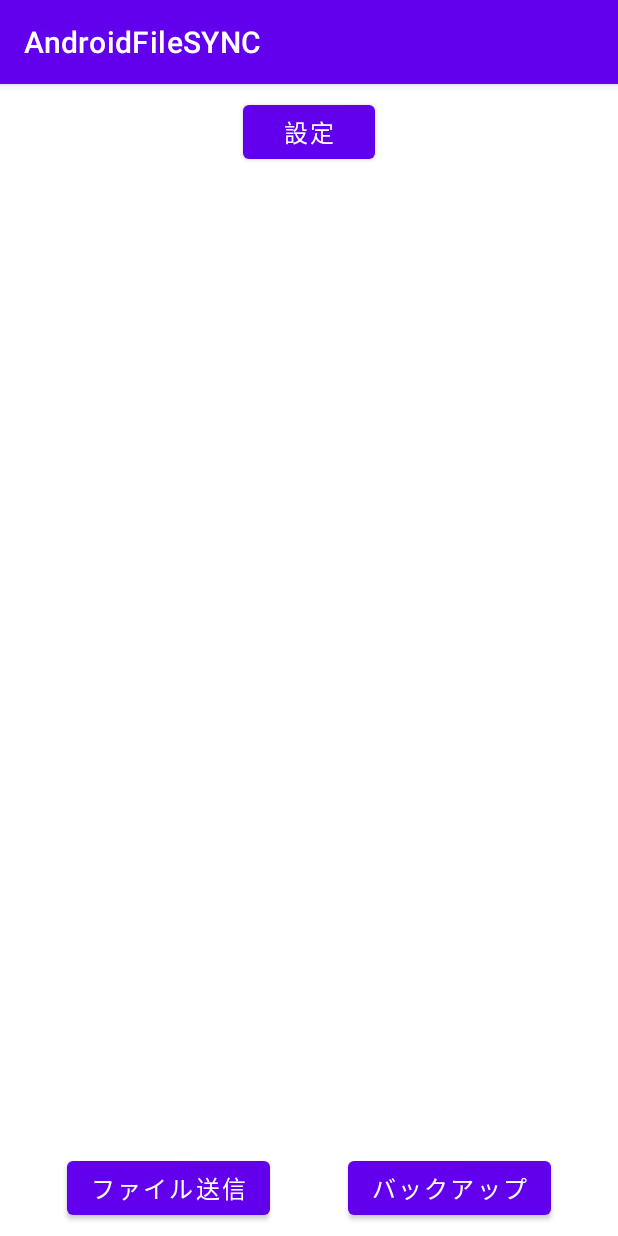
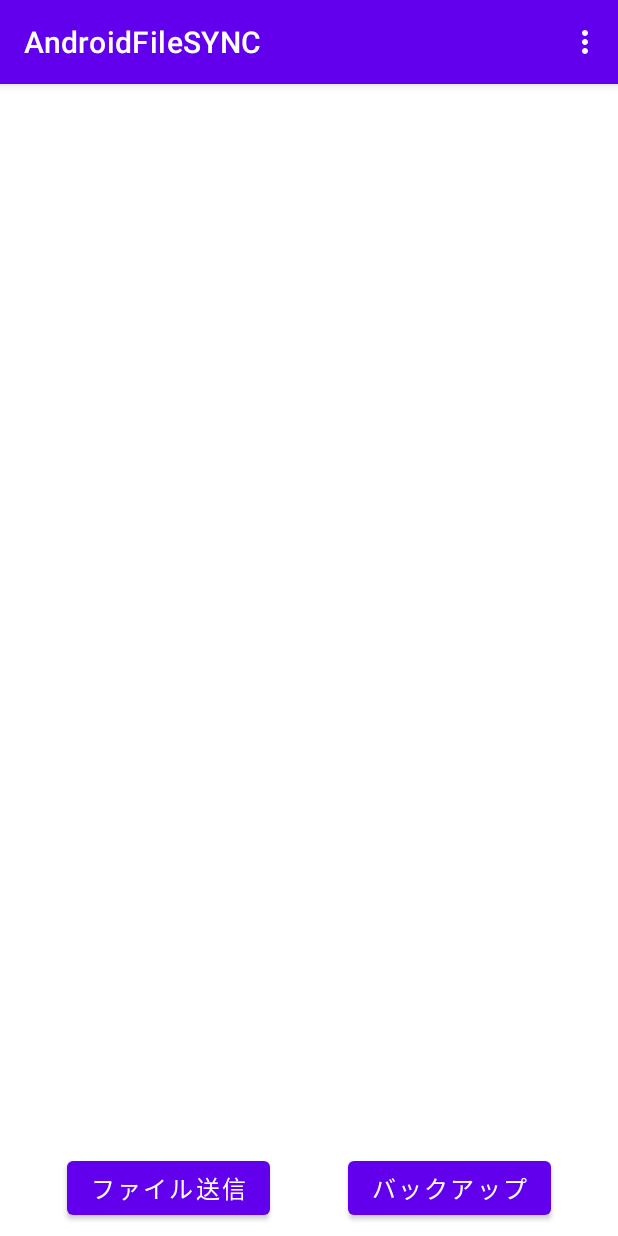
Before and after one commit to sea314/AndroidFileSYNC, an Android app: the screen it shows after launch (MainActivity), on a phone screen of 412 x 824 dp. Run offline under Robolectric (Android 15) with nearby library versions, the phone set to English and light mode, and no system bars.

Commit message:
設定ボタンをメニュー化

```diff
--- a/Client/app/src/main/java/jp/ac/titech/itpro/sdl/androidfilesync/MainActivity.java
+++ b/Client/app/src/main/java/jp/ac/titech/itpro/sdl/androidfilesync/MainActivity.java
@@ -14,10 +14,13 @@ import android.content.Context;
 import android.content.Intent;
 import android.content.SharedPreferences;
 import android.content.pm.PackageManager;
+import android.hardware.Sensor;
 import android.net.Uri;
 import android.os.Bundle;
 import android.util.Log;
 import android.util.Pair;
+import android.view.Menu;
+import android.view.MenuItem;
 import android.view.View;
 import android.widget.EditText;
 
@@ -83,11 +86,6 @@ public class MainActivity extends AppCompatActivity {
         config.Load(this);
     }
 
-    public void onClickSetting(View v){
-        Log.d(TAG, "onClickSetting in " + Thread.currentThread());
-        SettingActivity.startSettingActivity(this);
-    }
-
     public void onClickSendFile(View v){
         Log.d(TAG, "onClickSendFile in " + Thread.currentThread());
         if(CheckNecessaryPermissions() == PackageManager.PERMISSION_GRANTED) {
@@ -112,6 +110,26 @@ public class MainActivity extends AppCompatActivity {
             ActivityCompat.requestPermissions(this, necessaryPermissions, 1);
         }
     }
+
+    @Override
+    public boolean onCreateOptionsMenu(Menu menu) {
+        Log.d(TAG, "onCreateOptionsMenu");
+        getMenuInflater().inflate(R.menu.option_menu, menu);
+        return true;
+    }
+
+    @Override
+    public boolean onOptionsItemSelected(MenuItem item) {
+        Log.d(TAG, "onOptionsItemSelected");
+        switch (item.getItemId()) {
+            case R.id.menu_option:
+                SettingActivity.startSettingActivity(this);
+                break;
+        }
+        invalidateOptionsMenu();
+        return super.onOptionsItemSelected(item);
+    }
+
 
     void handleSendFile(Intent intent) {
         Uri uri = intent.getParcelableExtra(Intent.EXTRA_STREAM);
--- a/Client/app/src/main/res/layout/activity_main.xml
+++ b/Client/app/src/main/res/layout/activity_main.xml
@@ -5,21 +5,6 @@
     android:layout_width="match_parent"
     android:layout_height="match_parent"
     tools:context=".MainActivity">
-
-    <Button
-        android:id="@+id/setting_button"
-        android:layout_width="wrap_content"
-        android:layout_height="wrap_content"
-        android:layout_margin="8dp"
-        android:layout_marginEnd="16dp"
-        android:onClick="onClickSetting"
-        android:text="@string/setting_button_label"
-        android:textSize="16sp"
-        android:visibility="visible"
-        app:layout_constraintStart_toStartOf="parent"
-        app:layout_constraintEnd_toEndOf="parent"
-        app:layout_constraintTop_toTopOf="parent"
-    />
 
     <Button
         android:id="@+id/send_file_button"
--- /dev/null
+++ b/Client/app/src/main/res/menu/option_menu.xml
@@ -0,0 +1,10 @@
+<?xml version="1.0" encoding="utf-8"?>
+<menu xmlns:android="http://schemas.android.com/apk/res/android"
+    xmlns:app="http://schemas.android.com/apk/res-auto">
+
+    <item
+        android:id="@+id/menu_option"
+        android:title="@string/menu_option_label"
+    />
+
+</menu>
--- a/Client/app/src/main/res/values/strings.xml
+++ b/Client/app/src/main/res/values/strings.xml
@@ -1,6 +1,6 @@
 <resources>
     <string name="app_name">AndroidFileSYNC</string>
-    <string name="setting_button_label">設定</string>
+    <string name="menu_option_label">設定</string>
     <string name="send_file_button_label">ファイル送信</string>
     <string name="backup_button_label">バックアップ</string>
     <string name="port_view_label">ポート番号</string>
```
Also changed, not shown: Client/app/src/main/java/jp/ac/titech/itpro/sdl/androidfilesync/SettingActivity.java (+3 -7 lines), Client/app/src/main/res/menu/context_menu.xml (added, +11 -0 lines).
